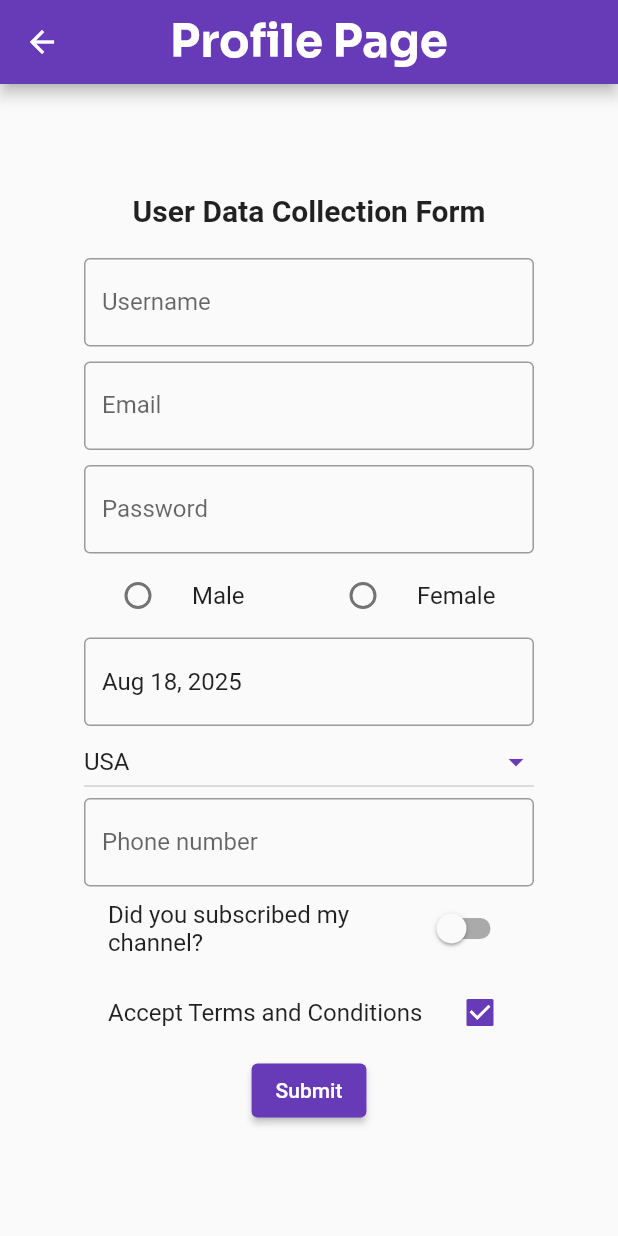
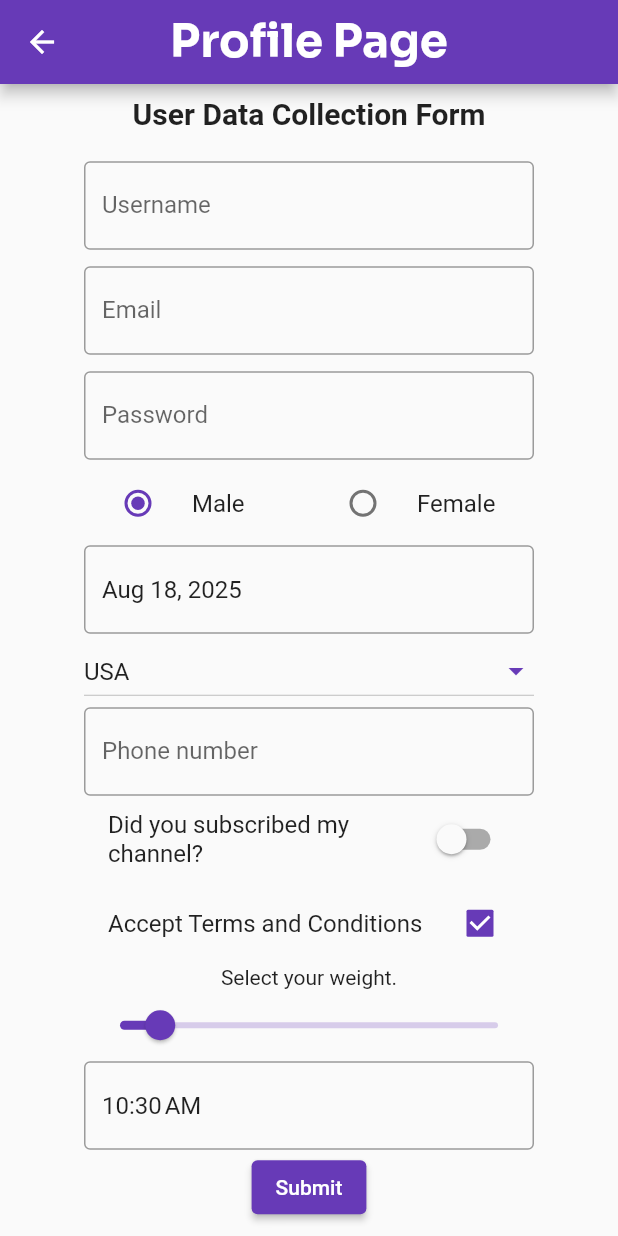
Before and after one commit to Bharath-OS/Flutter_Forms, a Flutter app: the ProfilePage screen opened directly, on a phone screen of 412 x 824 dp. Run offline on Flutter 3.47's test engine with Material 3 defaults, Android fonts, the phone set to English and light mode, and no system bars.

Commit message:
Profile Feature with slider

```diff
--- a/lib/profile.dart
+++ b/lib/profile.dart
@@ -21,19 +21,26 @@ class _ProfilePageState extends State<ProfilePage> {
   bool _accepted = true;
   final _today = DateTime.now();
   final _dobController = TextEditingController();
+  final _timeController = TextEditingController();
   final _formKey = GlobalKey<FormState>();
+  double value = 10.0;
+  late TimeOfDay _selecTime;
+  final double _height = 60;
 
   @override
   void initState() {
     super.initState();
     _country = List.generate(_countries.length, (index) {
       return DropdownMenuItem(
-        child: Text("${_countries[index]}"),
         value: _countries[index],
+        child: Text(_countries[index]),
       );
     });
     _selectedCountry = _countries[0];
     _dobController.text = DateFormat('MMM d, y').format(_today);
+    _gender = "Male";
+    _selecTime = TimeOfDay(hour: _today.hour, minute: _today.minute);
+    _timeController.text = DateFormat('jm').format(_today);
   }
 
   @override
@@ -58,9 +65,11 @@ class _ProfilePageState extends State<ProfilePage> {
                   child: Column(
                     children: [
                       //User name field
-                      TextFormField(
+                      SizedBox(
+                        height: _height,
+                        child: TextFormField(
                           validator: (value) {
-                          if (value==null || value.isEmpty) {
+                            if (value == null || value.isEmpty) {
                               return "Field is empty";
                             }
                             return null;
@@ -71,16 +80,20 @@ class _ProfilePageState extends State<ProfilePage> {
                             labelText: "Username",
                           ),
                         ),
+                      ),
                       SizedBox(height: 10),
                       //Email field
-                      TextFormField(
+                      SizedBox(
+                        height: _height,
+                        child: TextFormField(
                           validator: (value) {
-                          if(value==null || value.isEmpty){
+                            if (value == null || value.isEmpty) {
                               return "Field is empty";
-                          }
-                          else{
-                            final RegExp emailRegex = RegExp(r'^[^@]+@[^@]+\.[^@]+$');
-                            if(emailRegex.hasMatch(value)){
+                            } else {
+                              final RegExp emailRegex = RegExp(
+                                r'^[^@]+@[^@]+\.[^@]+$',
+                              );
+                              if (emailRegex.hasMatch(value)) {
                                 return null;
                               }
                               return "Enter a valid email";
@@ -93,20 +106,23 @@ class _ProfilePageState extends State<ProfilePage> {
                           ),
                           keyboardType: TextInputType.emailAddress,
                         ),
+                      ),
                       SizedBox(height: 10),
 
                       //Password field
-                      TextFormField(
+                      SizedBox(
+                        height: _height,
+                        child: TextFormField(
                           validator: (value) {
-                          if(value==null || value.isEmpty){
+                            if (value == null || value.isEmpty) {
                               return "Field is empty";
-                          }
-                          else{
-                            final RegExp passwordRegex = RegExp(r'^(?=.*[A-Za-z])(?=.*\d)[A-Za-z\d]{8,}$');
-                            if(value.length < 6){
+                            } else {
+                              final RegExp passwordRegex = RegExp(
+                                r'^(?=.*[A-Za-z])(?=.*\d)[A-Za-z\d]{8,}$',
+                              );
+                              if (value.length < 6) {
                                 return "Password should atleast 6 characters";
-                            }
-                            else if(!passwordRegex.hasMatch(value)){
+                              } else if (!passwordRegex.hasMatch(value)) {
                                 return "Enter a strong password";
                               }
                             }
@@ -119,6 +135,7 @@ class _ProfilePageState extends State<ProfilePage> {
                             labelText: "Password",
                           ),
                           keyboardType: TextInputType.visiblePassword,
+                        ),
                       ),
 
                       //Gender selection
@@ -155,7 +172,9 @@ class _ProfilePageState extends State<ProfilePage> {
                       ),
                       //#TODO
                       //D O B
-                      TextField(
+                      SizedBox(
+                        height: _height,
+                        child: TextField(
                           controller: _dobController,
                           readOnly: true,
                           decoration: InputDecoration(
@@ -177,6 +196,7 @@ class _ProfilePageState extends State<ProfilePage> {
                             }
                           },
                         ),
+                      ),
 
                       //Country dropdown
                       DropdownButton(
@@ -193,17 +213,19 @@ class _ProfilePageState extends State<ProfilePage> {
                       ),
 
                       //Phone number Field
-                      TextFormField(
+                      SizedBox(
+                        height: _height,
+                        child: TextFormField(
                           validator: (value) {
-                          if(value == null || value.isEmpty){
+                            if (value == null || value.isEmpty) {
                               return "Field is empty";
-                          }
-                          else{
+                            } else {
                               final RegExp phoneRegex = RegExp(r'^\d{10}$');
-                            if(!phoneRegex.hasMatch(value)){
+                              if (!phoneRegex.hasMatch(value)) {
                                 return "Enter a valid phone number";
                               }
                             }
+                            return null;
                           },
                           controller: _phoneController,
                           decoration: InputDecoration(
@@ -211,6 +233,7 @@ class _ProfilePageState extends State<ProfilePage> {
                             labelText: "Phone number",
                           ),
                           keyboardType: TextInputType.number,
+                        ),
                       ),
 
                       //Subscribed switch
@@ -232,6 +255,42 @@ class _ProfilePageState extends State<ProfilePage> {
                         tristate: false,
                       ),
 
+                      //slider
+                      SizedBox(
+                        child: Column(
+                          children: [
+                            Text("Select your weight."),
+                            Slider(
+                              value: value,
+                              min: 0,
+                              max: 100,
+                              label: "${value.toInt()}",
+                              divisions: 100,
+                              onChanged: (newValue) =>
+                                  setState(() => value = newValue),
+                            ),
+                          ],
+                        ),
+                      ),
+
+                      SizedBox(
+                        height: _height,
+                        child: TextField(
+                          decoration: InputDecoration(
+                            border: OutlineInputBorder(),
+                          ),
+                          controller: _timeController,
+                          readOnly: true,
+                          cursorHeight: 3,
+                          onTap: ()async{
+                            TimeOfDay? time = await showTimePicker(context: context, initialTime: _selecTime);
+                            if(time!=null){
+                              setState(() => _timeController.text = time.format(context),);
+                            }
+                          },
+                        ),
+                      ),
+
                       //Submit Button
                       ElevatedButton(
                         onPressed: () {
@@ -242,7 +301,7 @@ class _ProfilePageState extends State<ProfilePage> {
                                 return AlertDialog(
                                   title: Text("User Details"),
                                   content: Text(
-                                    "Username : ${_usernameController.text}\nEmail : ${_emailController.text}\nPassword : ${_passwordController.text}\nGender : $_gender\nCountry : $_selectedCountry\nDOB : ${_dobController.text}\nSubscribed? : ${_isSubscribed ? "Subscribed" : "Not Subscribed"}\nTerms accepted?: ${_accepted ? "Accepted" : "Not Accepted"}",
+                                  "Username : ${_usernameController.text}\nEmail : ${_emailController.text}\nPassword : ${_passwordController.text}\nGender : $_gender\nCountry : $_selectedCountry\nDOB : ${_dobController.text}\nSubscribed? : ${_isSubscribed ? "Subscribed" : "Not Subscribed"}\nTerms accepted?: ${_accepted ? "Accepted" : "Not Accepted"}\nweight : $value\nTime: ${_timeController.text}",
                                   ),
                                   actions: [
                                     TextButton(
```
Lines whose indentation alone changed are shown as unchanged.
